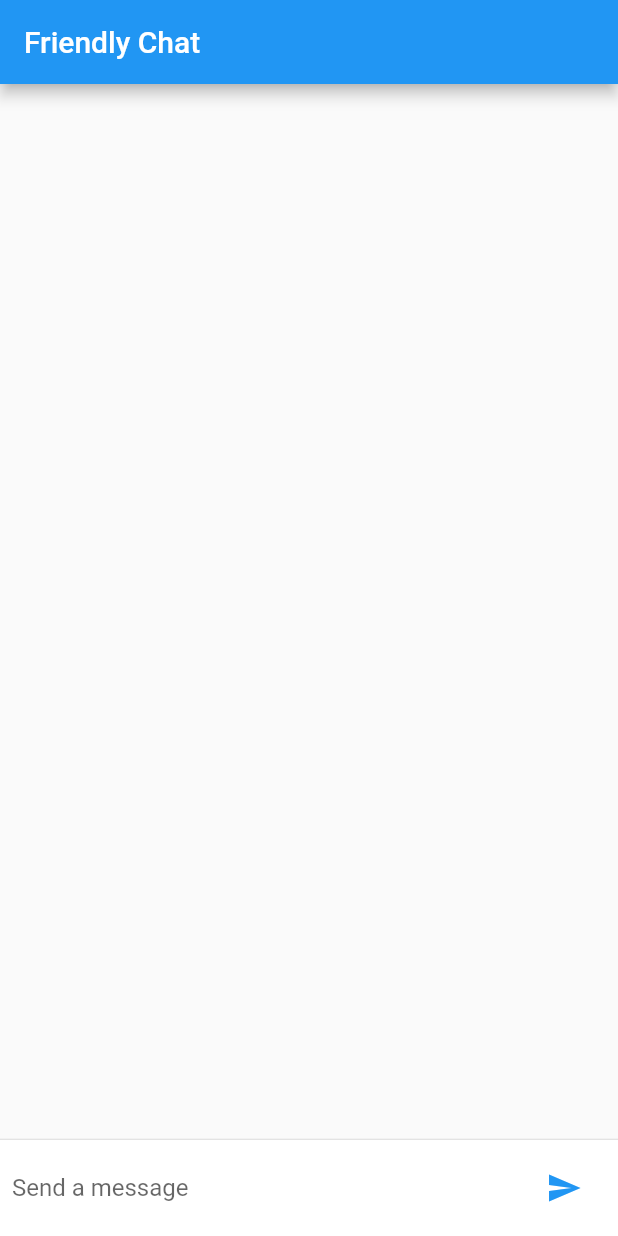
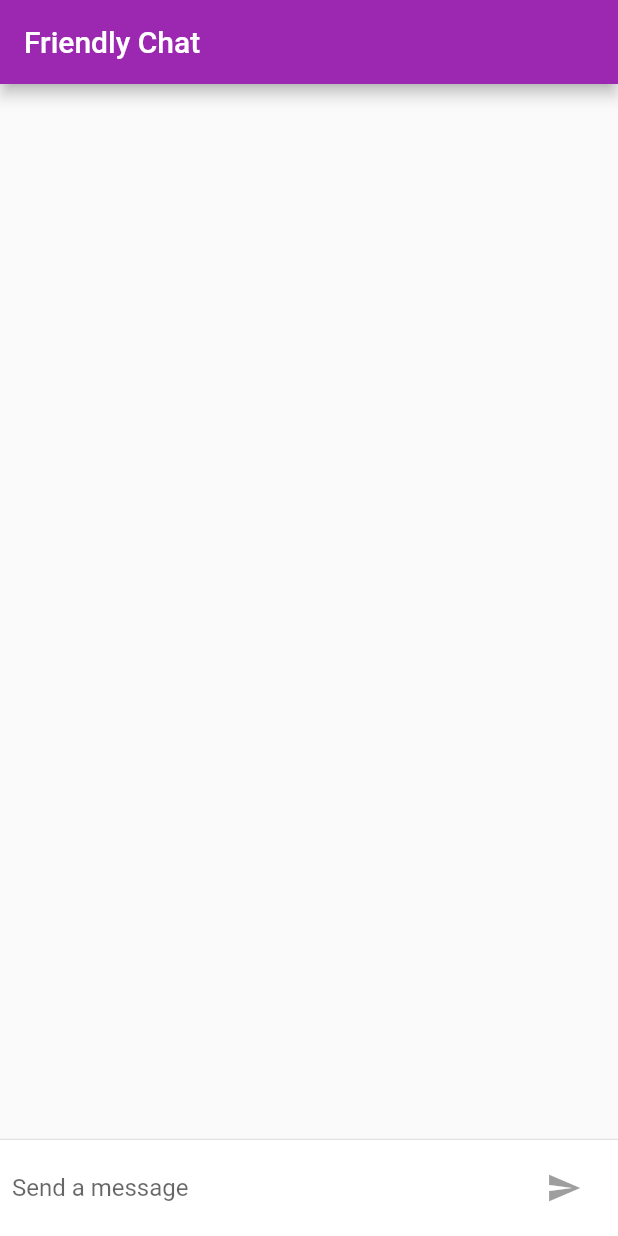
Before and after one commit to safa-abidi/chat, a Flutter app: the screen it shows after launch, on a phone screen of 412 x 824 dp. Run offline on Flutter 3.47's test engine with Material 2 defaults, Android fonts, the phone set to English and light mode, and no system bars.

Commit message:
themes and colors retouche

```diff
--- a/lib/main.dart
+++ b/lib/main.dart
@@ -1,10 +1,25 @@
 import 'package:flutter/material.dart';
+
+import 'package:flutter/foundation.dart';
+
+import 'package:flutter/cupertino.dart';
 
 void main() {
   runApp(
     FriendlyChatApp(),
   );
 }
+
+final ThemeData kIOSTheme = ThemeData(
+  primarySwatch: Colors.orange,
+  primaryColor: Colors.grey[100],
+  primaryColorBrightness: Brightness.light,
+);
+
+final ThemeData kDefaultTheme = ThemeData(
+  primarySwatch: Colors.purple,
+  accentColor: Colors.orangeAccent[400],
+);
 
 String _name = 'Safa';
 
@@ -18,6 +33,9 @@ class FriendlyChatApp extends StatelessWidget {
     return MaterialApp(
       //racine de l'arborescence des widgets
       title: 'Friendly Chat',
+      theme: defaultTargetPlatform == TargetPlatform.iOS
+          ? kIOSTheme
+          : kDefaultTheme,
       debugShowCheckedModeBanner: false,
       home: ChatScreen(),
     );
@@ -45,7 +63,8 @@ class ChatMessage extends StatelessWidget {
               child:
                   CircleAvatar(child: Text(_name[0])), //first letter of _name
             ),
-            Column(
+            Expanded(
+              child: Column(
                 crossAxisAlignment: CrossAxisAlignment.start,
                 children: [
                   Text(
@@ -57,6 +76,7 @@ class ChatMessage extends StatelessWidget {
                     child: Text(text),
                   )
                 ],
+              ),
             ),
           ],
         ),
@@ -76,13 +96,17 @@ class _ChatScreenState extends State<ChatScreen> with TickerProviderStateMixin {
   final List<ChatMessage> _messages = [];
   final _textController = TextEditingController();
   final FocusNode _focusNode = FocusNode();
+  bool _isComposing = false;
+
   @override
   Widget build(BuildContext context) {
     return Scaffold(
       appBar: AppBar(
         title: Text('Friendly Chat'),
+        elevation: Theme.of(context).platform == TargetPlatform.iOS ? 0.0 : 4.0,
       ),
-      body: Column(
+      body: Container(
+          child: Column(
             children: [
               Flexible(
                 child: ListView.builder(
@@ -99,6 +123,13 @@ class _ChatScreenState extends State<ChatScreen> with TickerProviderStateMixin {
               ),
             ],
           ),
+          decoration: Theme.of(context).platform == TargetPlatform.iOS
+              ? BoxDecoration(
+                  border: Border(
+                    top: BorderSide(color: Colors.grey[200]!),
+                  ),
+                )
+              : null),
     );
   }
 
@@ -112,7 +143,12 @@ class _ChatScreenState extends State<ChatScreen> with TickerProviderStateMixin {
             Flexible(
               child: TextField(
                 controller: _textController,
-                onSubmitted: _handleSubmitted,
+                onChanged: (String text) {
+                  setState(() {
+                    _isComposing = text.isNotEmpty;
+                  });
+                },
+                onSubmitted: _isComposing ? _handleSubmitted : null,
                 decoration:
                     InputDecoration.collapsed(hintText: 'Send a message'),
                 focusNode: _focusNode,
@@ -120,10 +156,20 @@ class _ChatScreenState extends State<ChatScreen> with TickerProviderStateMixin {
             ),
             Container(
               margin: EdgeInsets.symmetric(horizontal: 4.0),
-              child: IconButton(
+              child: Theme.of(context).platform == TargetPlatform.iOS
+                  ? CupertinoButton(
+                      child: Text('Send'),
+                      onPressed: _isComposing
+                          ? () => _handleSubmitted(_textController.text)
+                          : null,
+                    )
+                  : IconButton(
                       icon: const Icon(Icons.send),
-                  onPressed: () => _handleSubmitted(_textController.text)),
-            )
+                      onPressed: _isComposing
+                          ? () => _handleSubmitted(_textController.text)
+                          : null,
+                    ),
+            ),
           ],
         ),
       ),
@@ -132,6 +178,9 @@ class _ChatScreenState extends State<ChatScreen> with TickerProviderStateMixin {
 
   void _handleSubmitted(String text) {
     _textController.clear();
+    setState(() {
+      _isComposing = false;
+    });
     ChatMessage message = ChatMessage(
       text: text,
       animationController: AnimationController(
```
Lines whose indentation alone changed are shown as unchanged.
